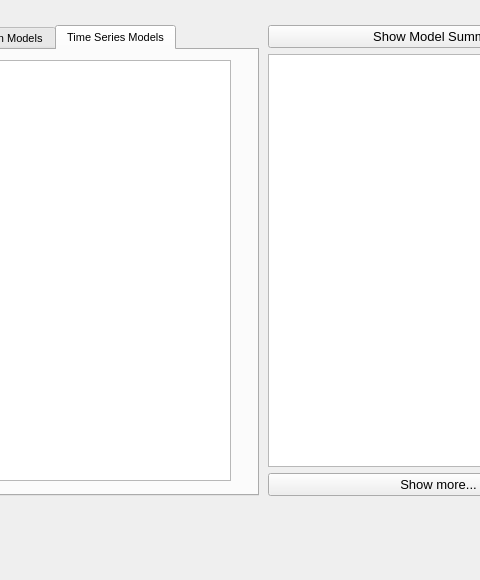
The window that guiv1.ui (ggrkp/projectv1) describes before a commit, drawn with Qt 5; both pictures show x 232 to 712 and y 95 to 675 of the 868 by 675 pixel window.
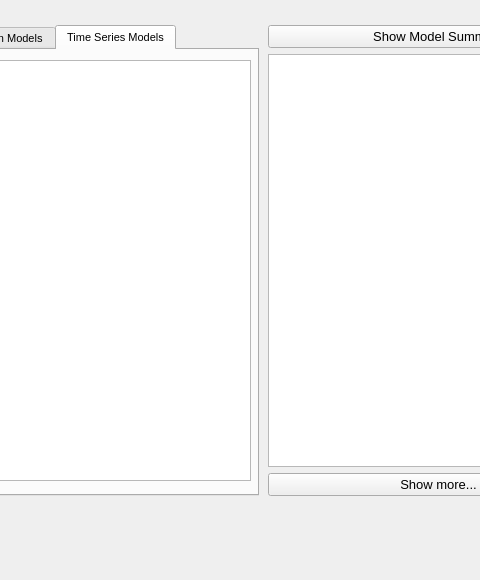
The same window after the commit. The open tabs and pages were chosen to show the change.

```diff
--- a/guiv1.ui
+++ b/guiv1.ui
@@ -1333,7 +1333,7 @@
          <rect>
           <x>10</x>
           <y>10</y>
-          <width>411</width>
+          <width>431</width>
           <height>421</height>
          </rect>
         </property>
```
Left out of the diff: 18 changed lines with no effect on the pictures.
